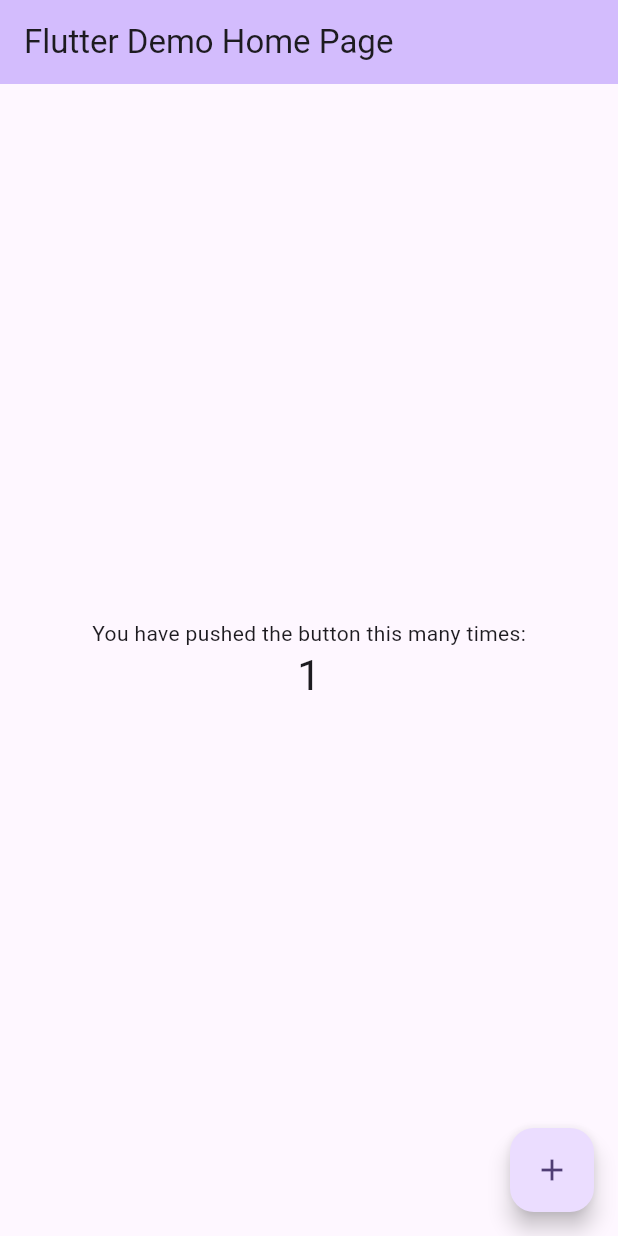
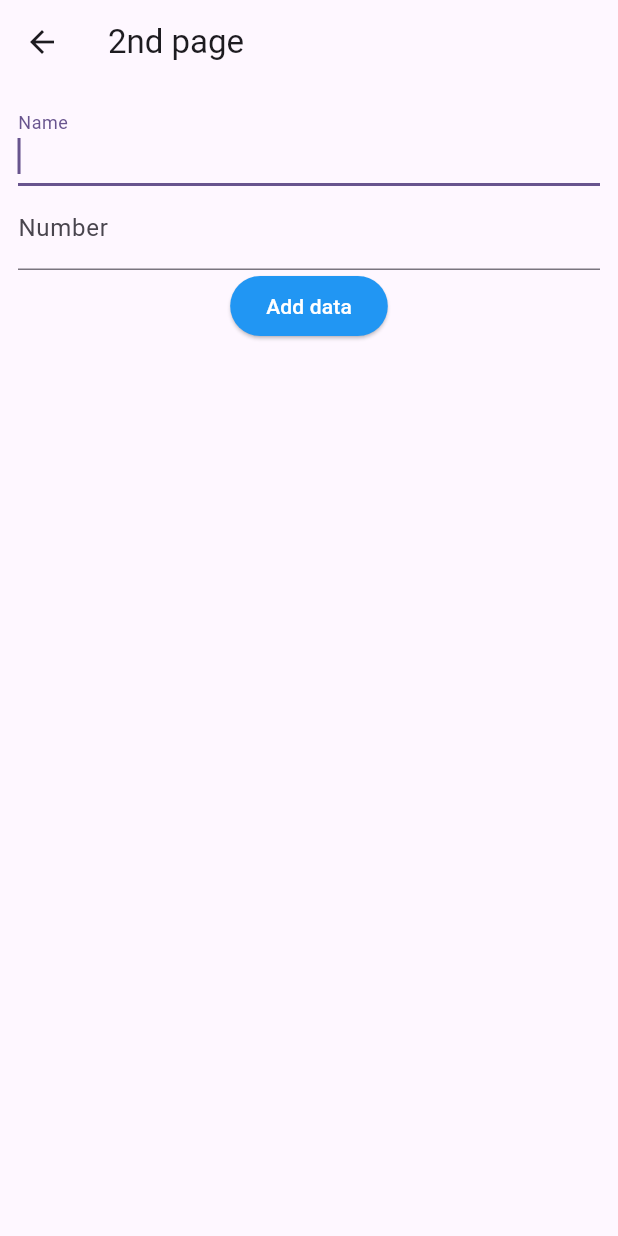
Before and after one commit to OwenKujo/flutter_database_app, a Flutter app: the screen it shows after launch, after a tap on the "add" icon, on a phone screen of 412 x 824 dp. Run offline on Flutter 3.47's test engine with Material 3 defaults, Android fonts, the phone set to English and light mode, and no system bars.

Commit message:
Update 2/5/2024

```diff
--- a/lib/main.dart
+++ b/lib/main.dart
@@ -1,4 +1,5 @@
 import 'package:flutter/material.dart';
+import 'package:flutter_database_app/screens/f_screen.dart';
 
 void main() {
   runApp(const MyApp());
@@ -11,42 +12,18 @@
   @override
   Widget build(BuildContext context) {
     return MaterialApp(
-      title: 'Flutter Demo',
+      title: 'Account App',
       theme: ThemeData(
-        // This is the theme of your application.
-        //
-        // TRY THIS: Try running your application with "flutter run". You'll see
-        // the application has a purple toolbar. Then, without quitting the app,
-        // try changing the seedColor in the colorScheme below to Colors.green
-        // and then invoke "hot reload" (save your changes or press the "hot
-        // reload" button in a Flutter-supported IDE, or press "r" if you used
-        // the command line to start the app).
-        //
-        // Notice that the counter didn't reset back to zero; the application
-        // state is not lost during the reload. To reset the state, use hot
-        // restart instead.
-        //
-        // This works for code too, not just values: Most code changes can be
-        // tested with just a hot reload.
         colorScheme: ColorScheme.fromSeed(seedColor: Colors.deepPurple),
         useMaterial3: true,
       ),
-      home: const MyHomePage(title: 'Flutter Demo Home Page'),
+      home: const MyHomePage(title: 'Acccount App'),
     );
   }
 }
 
 class MyHomePage extends StatefulWidget {
   const MyHomePage({super.key, required this.title});
-
-  // This widget is the home page of your application. It is stateful, meaning
-  // that it has a State object (defined below) that contains fields that affect
-  // how it looks.
-
-  // This class is the configuration for the state. It holds the values (in this
-  // case the title) provided by the parent (in this case the App widget) and
-  // used by the build method of the State. Fields in a Widget subclass are
-  // always marked "final".
 
   final String title;
 
@@ -55,71 +32,40 @@
 }
 
 class _MyHomePageState extends State<MyHomePage> {
-  int _counter = 0;
-
-  void _incrementCounter() {
-    setState(() {
-      // This call to setState tells the Flutter framework that something has
-      // changed in this State, which causes it to rerun the build method below
-      // so that the display can reflect the updated values. If we changed
-      // _counter without calling setState(), then the build method would not be
-      // called again, and so nothing would appear to happen.
-      _counter++;
-    });
-  }
-
   @override
   Widget build(BuildContext context) {
-    // This method is rerun every time setState is called, for instance as done
-    // by the _incrementCounter method above.
-    //
-    // The Flutter framework has been optimized to make rerunning build methods
-    // fast, so that you can just rebuild anything that needs updating rather
-    // than having to individually change instances of widgets.
     return Scaffold(
-      appBar: AppBar(
-        // TRY THIS: Try changing the color here to a specific color (to
-        // Colors.amber, perhaps?) and trigger a hot reload to see the AppBar
-        // change color while the other colors stay the same.
-        backgroundColor: Theme.of(context).colorScheme.inversePrimary,
-        // Here we take the value from the MyHomePage object that was created by
-        // the App.build method, and use it to set our appbar title.
-        title: Text(widget.title),
-      ),
-      body: Center(
-        // Center is a layout widget. It takes a single child and positions it
-        // in the middle of the parent.
-        child: Column(
-          // Column is also a layout widget. It takes a list of children and
-          // arranges them vertically. By default, it sizes itself to fit its
-          // children horizontally, and tries to be as tall as its parent.
-          //
-          // Column has various properties to control how it sizes itself and
-          // how it positions its children. Here we use mainAxisAlignment to
-          // center the children vertically; the main axis here is the vertical
-          // axis because Columns are vertical (the cross axis would be
-          // horizontal).
-          //
-          // TRY THIS: Invoke "debug painting" (choose the "Toggle Debug Paint"
-          // action in the IDE, or press "p" in the console), to see the
-          // wireframe for each widget.
-          mainAxisAlignment: MainAxisAlignment.center,
-          children: <Widget>[
-            const Text(
-              'You have pushed the button this many times:',
-            ),
-            Text(
-              '$_counter',
-              style: Theme.of(context).textTheme.headlineMedium,
-            ),
+        appBar: AppBar(
+          title: Text(widget.title),
+          actions: [
+            IconButton(
+              icon: Icon(Icons.add),
+              onPressed: () {
+                Navigator.push(context, MaterialPageRoute(builder: (context) {
+                  return FromScreen(); //Navigate to the secon page in f_screen
+                }));
+              },
+            )
           ],
         ),
-      ),
-      floatingActionButton: FloatingActionButton(
-        onPressed: _incrementCounter,
-        tooltip: 'Increment',
-        child: const Icon(Icons.add),
-      ), // This trailing comma makes auto-formatting nicer for build methods.
-    );
+        body: ListView.builder(
+          itemCount: 5,
+          itemBuilder: (context, int index) {
+            return Card(
+              //Card widget
+              elevation: 4,
+              margin: const EdgeInsets.symmetric(vertical: 10, horizontal: 8),
+              child: ListTile(
+                leading: CircleAvatar(
+                  backgroundColor: Colors.blue,
+                  child:FittedBox(
+                    child: Text("100",style: TextStyle(color: Colors.white),),
+                    )
+                  ),
+                title: Text("Menu"),
+              ),
+            );
+          },
+        ));
   }
 }
--- /dev/null
+++ b/lib/screens/f_screen.dart
@@ -0,0 +1,38 @@
+import 'package:flutter/material.dart';
+
+class FromScreen extends StatelessWidget {
+  const FromScreen({super.key});
+
+  @override
+  Widget build(BuildContext context) {
+    return Scaffold(
+        appBar: AppBar(title: Text("2nd page")),
+        body: Padding(
+          padding: const EdgeInsets.all(12.0),
+          child: Form(
+            child: Column(
+              crossAxisAlignment: CrossAxisAlignment.center,
+              children: [
+                TextFormField(
+                  decoration: new InputDecoration(labelText: "Name"),
+                  autofocus: true,
+                ),
+                TextFormField(
+                  decoration: new InputDecoration(labelText: "Number"),
+                  keyboardType: TextInputType.number,
+                ),
+                ElevatedButton(
+                  style: ButtonStyle(
+                  backgroundColor: MaterialStateProperty.all<Color>(Colors.blue),
+                  ),
+                  child: Text("Add data",style: TextStyle(color: Colors.white)),
+                  onPressed: (){
+                    Navigator.pop(context);
+                  }
+                  )
+              ],
+            ),
+          ),
+        ));
+  }
+}
--- a/pubspec.yaml
+++ b/pubspec.yaml
@@ -45,7 +45,7 @@ dev_dependencies:
   # activated in the `analysis_options.yaml` file located at the root of your
   # package. See that file for information about deactivating specific lint
   # rules and activating additional ones.
-  flutter_lints: ^3.0.0
+  #flutter_lints: ^3.0.0
 
 # For information on the generic Dart part of this file, see the
 # following page: https://dart.dev/tools/pub/pubspec
```
Also changed, not shown: pubspec.lock, 1 other file.
